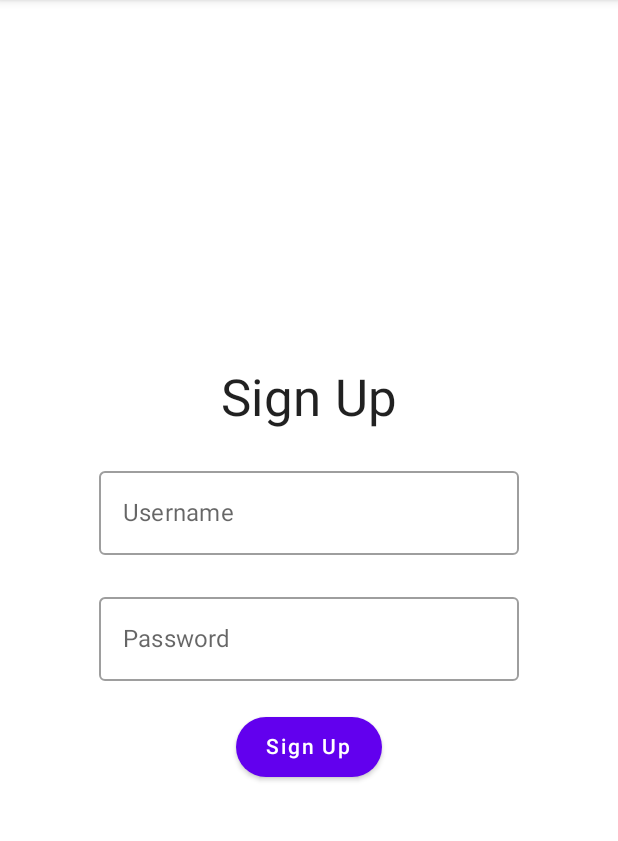
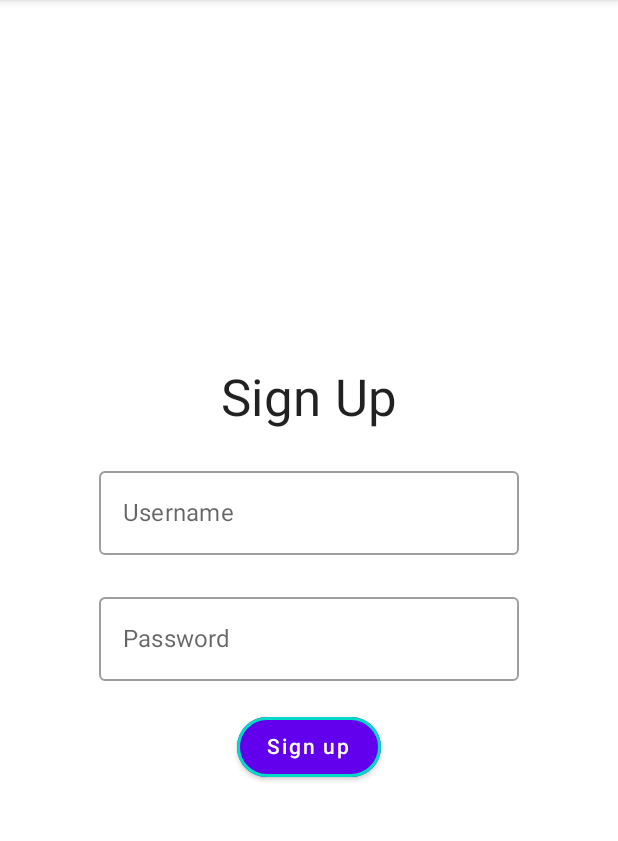
Before and after one commit to RodrigoHCorreia/battleship-mobile, an Android app built with Jetpack Compose: the SignUpActivity screen opened directly, with no data from a screen before it, on a phone screen of 412 x 824 dp, the part 84-925 px from its top. Run offline under Robolectric (Android 15) with nearby library versions, the phone set to English and light mode, and no system bars.

Commit message:
Cleaning Optimizations

```diff
--- a/app/src/main/AndroidManifest.xml
+++ b/app/src/main/AndroidManifest.xml
@@ -14,7 +14,7 @@
         tools:targetApi="31"
         android:name=".BattleshipApplication">
         <activity
-            android:name=".activities.SignActivity"
+            android:name=".activities.HomeActivity"
             android:exported="true"
             android:theme="@style/Theme.Battleshipmobile">
             <intent-filter>
@@ -34,11 +34,13 @@
             android:name=".activities.SignInActivity"
             android:exported="false" />
         <activity
-            android:name=".activities.HomeActivity"
+            android:name=".activities.SignActivity"
             android:exported="false" />
         <activity
             android:name=".activities.AboutActivity"
             android:exported="false" />
     </application>
 
+    <uses-permission android:name="android.permission.INTERNET" />
+    <uses-permission android:name="android.permission.ACCESS_NETWORK_STATE" />
 </manifest>
--- a/app/src/main/java/battleship/mobile/screens/SignUpScreen.kt
+++ b/app/src/main/java/battleship/mobile/screens/SignUpScreen.kt
@@ -12,6 +12,7 @@ import androidx.compose.ui.text.input.PasswordVisualTransformation
 import androidx.compose.ui.text.style.TextAlign
 import androidx.compose.ui.tooling.preview.Preview
 import androidx.compose.ui.unit.dp
+import battleship.mobile.screens.utils.AppDefaultButton
 import battleship.mobile.ui.TopBar
 import battleship.mobile.ui.theme.BattleshipmobileTheme
 
@@ -54,16 +55,7 @@ fun SignUpScreen(
                     visualTransformation = PasswordVisualTransformation(),
                     keyboardOptions = KeyboardOptions(keyboardType = KeyboardType.Password)
                 )
-                Button(
-                    onClick = { onSubmit() },
-                    shape = RoundedCornerShape(50.dp),
-                    contentPadding = PaddingValues(
-                        start = 20.dp,
-                        top = 12.dp,
-                        end = 20.dp,
-                        bottom = 12.dp
-                    )
-                ) { Text("Sign Up") }
+                AppDefaultButton(onClick = onSubmit, text = SIGN_UP_TEXT)
             }
         }
     }
--- /dev/null
+++ b/app/src/main/java/battleship/mobile/screens/utils/AppDefaultButton.kt
@@ -0,0 +1,38 @@
+package battleship.mobile.screens.utils
+import androidx.compose.foundation.BorderStroke
+import androidx.compose.foundation.layout.PaddingValues
+import androidx.compose.foundation.shape.RoundedCornerShape
+import androidx.compose.material.Button
+import androidx.compose.material.MaterialTheme
+import androidx.compose.material.Text
+import androidx.compose.runtime.Composable
+import androidx.compose.ui.Alignment
+import androidx.compose.ui.Modifier
+import androidx.compose.ui.text.TextStyle
+import androidx.compose.ui.tooling.preview.Preview
+import androidx.compose.ui.unit.dp
+
+private val borderSize = 2.dp
+private val shapeSize = 50.dp
+
+//TODO make UI more beautiful
+@Composable
+fun AppDefaultButton(onClick: () -> Unit, text: String) {
+    Button(
+        onClick = { onClick() },
+        border = BorderStroke(borderSize, MaterialTheme.colors.secondary),
+        shape = RoundedCornerShape(shapeSize),
+        contentPadding = PaddingValues(
+            horizontal = 20.dp,
+            vertical = 12.dp
+        )
+    ) {
+        Text(text = text)
+    }
+}
+
+@Preview
+@Composable
+fun AppDefaultButtonPreview() {
+    AppDefaultButton(onClick = {}, text = "Sign in")
+}
```
Also changed, not shown: app/src/main/java/battleship/mobile/screens/HomeScreen.kt (+10 -31 lines), app/src/main/java/battleship/mobile/screens/SignInScreen.kt (+2 -10 lines), app/src/main/java/battleship/mobile/screens/SignScreen.kt (+5 -17 lines).
